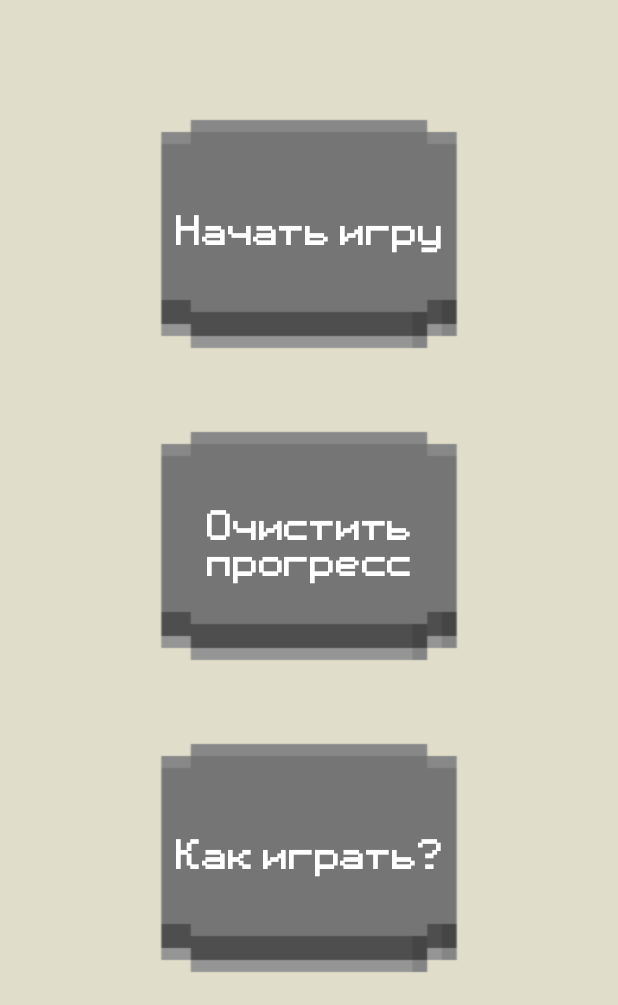
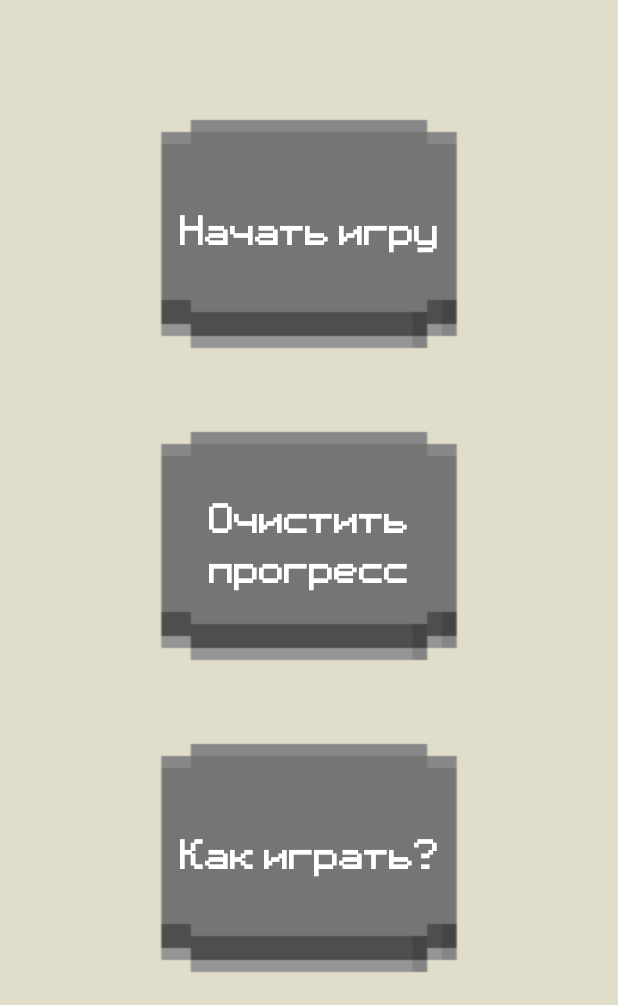
Before and after one commit to Alnoerr/CalculatronGame, an Android app built with Jetpack Compose: the screen it shows after launch (MainActivity), on a phone screen of 412 x 824 dp, the part 231-1236 px from its top. Run offline under Robolectric (Android 15) with nearby library versions, the phone set to English and light mode, and no system bars.

Commit message:
unnecessary lines

```diff
--- a/app/src/main/java/com/xren/calculatorgame/ui/theme/Type.kt
+++ b/app/src/main/java/com/xren/calculatorgame/ui/theme/Type.kt
@@ -20,9 +20,7 @@ val Typography = Typography(
         fontWeight = FontWeight.Bold,
         fontSize = 24.sp,
         textAlign = TextAlign.Center,
-        color = Color.White,
-        lineHeight = 24.sp,
-        letterSpacing = 0.5.sp
+        color = Color.White
     ),
     displayLarge = TextStyle(
         fontFamily = Pixeleum_48,
```
